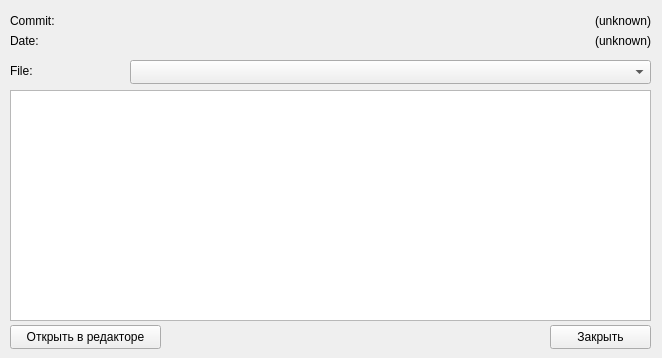
Above: source/commitwin.ui from arcan1s/git-etc before the change. Below: the same form after it.
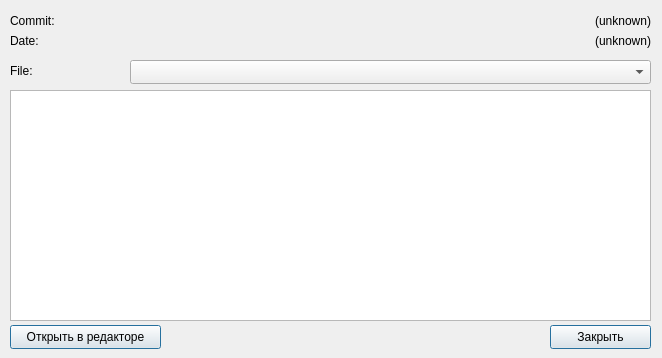
That is the form after the change.

```diff
--- a/source/commitwin.ui
+++ b/source/commitwin.ui
@@ -180,6 +180,9 @@
     <property name="text">
      <string>Открыть в редакторе</string>
     </property>
+    <property name="default">
+     <bool>true</bool>
+    </property>
    </widget>
    <widget class="QPushButton" name="button_close">
     <property name="geometry">
@@ -199,6 +202,9 @@
     <property name="text">
      <string>Закрыть</string>
     </property>
+    <property name="default">
+     <bool>true</bool>
+    </property>
    </widget>
   </widget>
  </widget>
```
